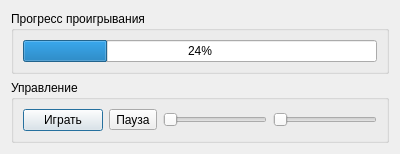
This is playwindow.ui in al-indigo/Dialeqt as Qt 5 draws it before an edit. The edited form follows.
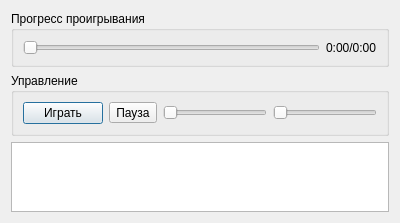
This is the edited form.

What changed in the file:
```diff
--- a/playwindow.ui
+++ b/playwindow.ui
@@ -7,7 +7,7 @@
     <x>0</x>
     <y>0</y>
     <width>400</width>
-    <height>134</height>
+    <height>213</height>
    </rect>
   </property>
   <property name="windowTitle">
@@ -19,11 +19,18 @@
      <property name="title">
       <string>Прогресс проигрывания</string>
      </property>
-     <layout class="QVBoxLayout" name="verticalLayout_2">
+     <layout class="QHBoxLayout" name="horizontalLayout_2">
       <item>
-       <widget class="QProgressBar" name="progressBar">
-        <property name="value">
-         <number>24</number>
+       <widget class="QSlider" name="progressBar">
+        <property name="orientation">
+         <enum>Qt::Horizontal</enum>
+        </property>
+       </widget>
+      </item>
+      <item>
+       <widget class="QLabel" name="labelDuration">
+        <property name="text">
+         <string>0:00/0:00</string>
         </property>
        </widget>
       </item>
@@ -73,6 +80,9 @@
      </layout>
     </widget>
    </item>
+   <item>
+    <widget class="QListView" name="playlist"/>
+   </item>
   </layout>
  </widget>
  <resources/>
```
Left out of the diff: 4 changed lines with no effect on the pictures.
